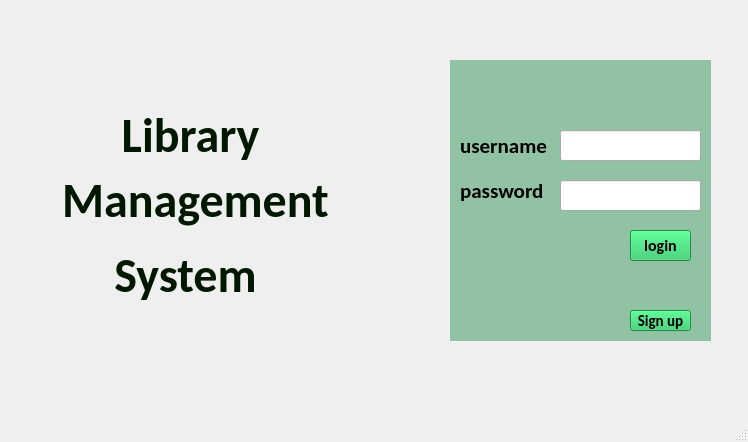
Old version of the form mainwindow.ui in the repository shanimp/LibraryManagement.
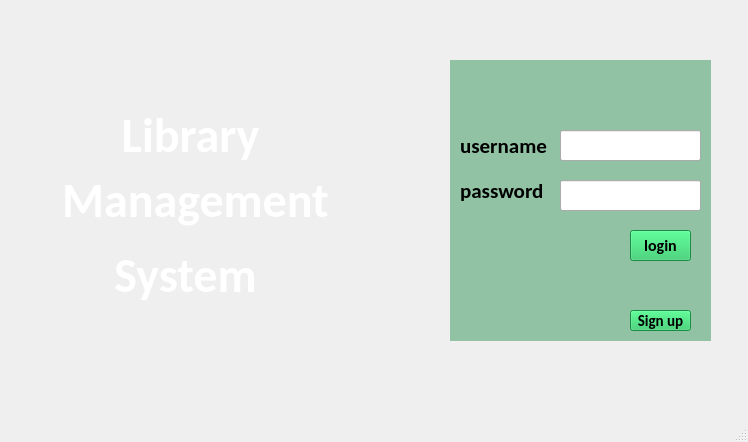
New version of the form. Icons and pictures are not drawn.

Commit message: Fix font weight issue in MainWindow UI

The edit to the form file:
```diff
--- a/mainwindow.ui
+++ b/mainwindow.ui
@@ -238,15 +238,17 @@
      <font>
       <family>Calibri</family>
       <pointsize>36</pointsize>
-      <bold>true</bold>
+      <fontweight>Black</fontweight>
      </font>
     </property>
     <property name="autoFillBackground">
      <bool>false</bool>
     </property>
     <property name="styleSheet">
-     <string notr="true">color: rgb(0, 24, 0);
+     <string notr="true">
+color: rgb(255, 255, 255);
 
+font-weight: 900;
 
 </string>
     </property>
@@ -270,7 +272,7 @@
      <font>
       <family>Calibri</family>
       <pointsize>36</pointsize>
-      <bold>true</bold>
+      <fontweight>Black</fontweight>
      </font>
     </property>
     <property name="autoFillBackground">
@@ -278,7 +280,8 @@
     </property>
     <property name="styleSheet">
      <string notr="true">
-color: rgb(0, 24, 0);</string>
+color: rgb(255, 255, 255);
+font-weight: 900;</string>
     </property>
     <property name="text">
      <string>Management</string>
@@ -300,12 +303,13 @@
      <font>
       <family>Calibri</family>
       <pointsize>36</pointsize>
-      <bold>true</bold>
+      <fontweight>Black</fontweight>
      </font>
     </property>
     <property name="styleSheet">
      <string notr="true">
-color: rgb(0, 24, 0);</string>
+color: rgb(255, 255, 255);
+font-weight: 900;</string>
     </property>
     <property name="text">
      <string>System</string>
```
The commit also changes 11 other files.
